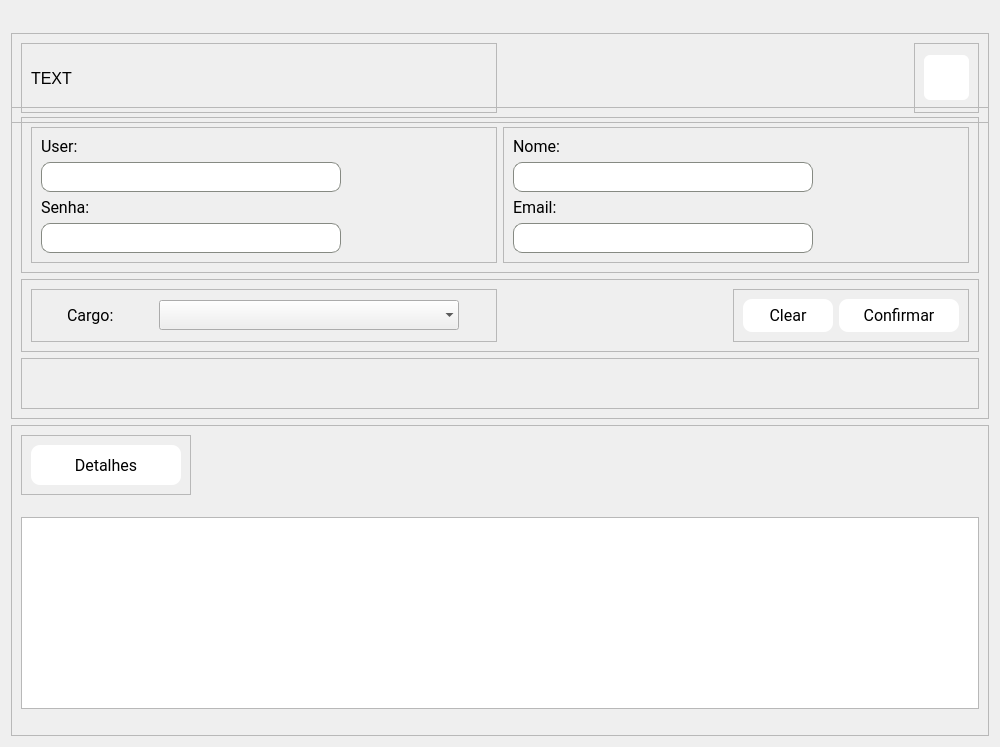
This is PATP/asset_ctrl/templates/interfaces/user_create.ui in eduardogm22/controle_patrimonio as Qt 5 draws it before an edit. The edited form follows.
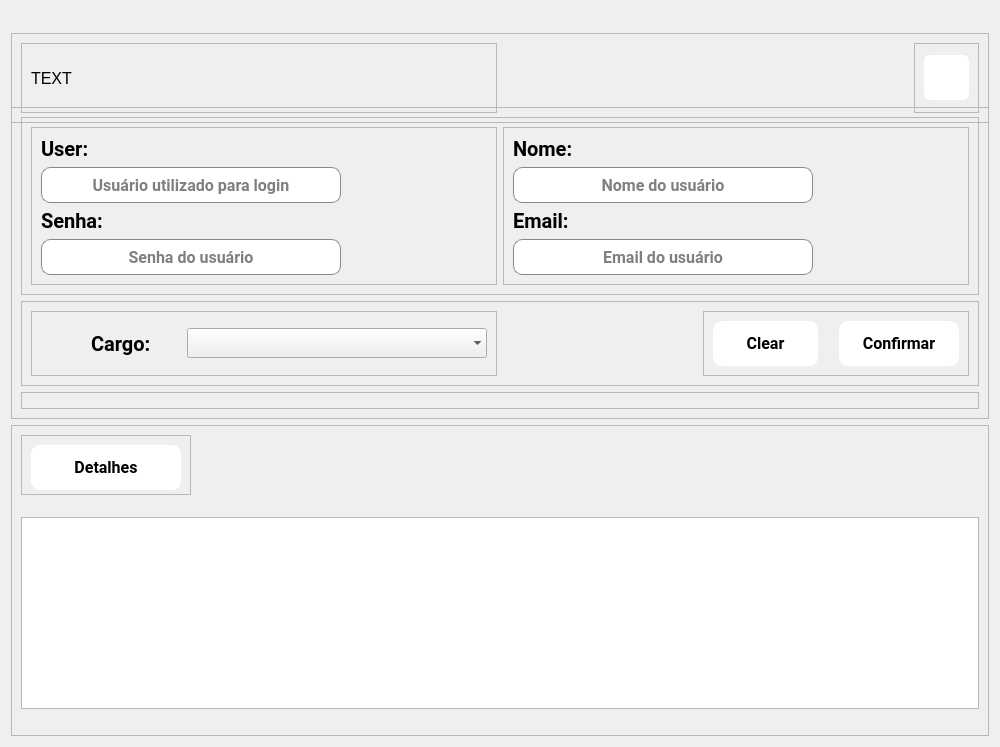
This is the edited form. Icons and pictures are not drawn.

Diff of the .ui file:
```diff
--- a/PATP/asset_ctrl/templates/interfaces/user_create.ui
+++ b/PATP/asset_ctrl/templates/interfaces/user_create.ui
@@ -165,7 +165,9 @@
               <property name="font">
                <font>
                 <family>Roboto</family>
-                <pointsize>12</pointsize>
+                <pointsize>15</pointsize>
+                <weight>75</weight>
+                <bold>true</bold>
                </font>
               </property>
               <property name="styleSheet">
@@ -181,21 +183,29 @@
               <property name="minimumSize">
                <size>
                 <width>300</width>
-                <height>30</height>
+                <height>36</height>
                </size>
               </property>
               <property name="maximumSize">
                <size>
                 <width>300</width>
-                <height>30</height>
+                <height>36</height>
                </size>
               </property>
               <property name="font">
                <font>
                 <family>Roboto</family>
-                <pointsize>15</pointsize>
+                <pointsize>12</pointsize>
+                <weight>75</weight>
+                <bold>true</bold>
                </font>
               </property>
+              <property name="alignment">
+               <set>Qt::AlignCenter</set>
+              </property>
+              <property name="placeholderText">
+               <string>Usuário utilizado para login</string>
+              </property>
              </widget>
             </item>
             <item>
@@ -203,7 +213,9 @@
               <property name="font">
                <font>
                 <family>Roboto</family>
-                <pointsize>12</pointsize>
+                <pointsize>15</pointsize>
+                <weight>75</weight>
+                <bold>true</bold>
                </font>
               </property>
               <property name="text">
@@ -216,21 +228,29 @@
               <property name="minimumSize">
                <size>
                 <width>300</width>
-                <height>30</height>
+                <height>36</height>
                </size>
               </property>
               <property name="maximumSize">
                <size>
                 <width>300</width>
-                <height>30</height>
+                <height>36</height>
                </size>
               </property>
               <property name="font">
                <font>
                 <family>Roboto</family>
-                <pointsize>15</pointsize>
+                <pointsize>12</pointsize>
+                <weight>75</weight>
+                <bold>true</bold>
                </font>
               </property>
+              <property name="alignment">
+               <set>Qt::AlignCenter</set>
+              </property>
+              <property name="placeholderText">
+               <string>Senha do usuário</string>
+              </property>
              </widget>
             </item>
            </layout>
@@ -250,7 +270,9 @@
               <property name="font">
                <font>
                 <family>Roboto</family>
-                <pointsize>12</pointsize>
+                <pointsize>15</pointsize>
+                <weight>75</weight>
+                <bold>true</bold>
                </font>
               </property>
               <property name="text">
@@ -263,21 +285,29 @@
               <property name="minimumSize">
                <size>
                 <width>300</width>
-                <height>30</height>
+                <height>36</height>
                </size>
               </property>
               <property name="maximumSize">
                <size>
                 <width>300</width>
-                <height>30</height>
+                <height>36</height>
                </size>
               </property>
               <property name="font">
                <font>
                 <family>Roboto</family>
-                <pointsize>15</pointsize>
+                <pointsize>12</pointsize>
+                <weight>75</weight>
+                <bold>true</bold>
                </font>
               </property>
+              <property name="alignment">
+               <set>Qt::AlignCenter</set>
+              </property>
+              <property name="placeholderText">
+               <string>Nome do usuário</string>
+              </property>
              </widget>
             </item>
             <item>
@@ -285,7 +315,9 @@
               <property name="font">
                <font>
                 <family>Roboto</family>
-                <pointsize>12</pointsize>
+                <pointsize>15</pointsize>
+                <weight>75</weight>
+                <bold>true</bold>
                </font>
               </property>
               <property name="text">
@@ -298,21 +330,29 @@
               <property name="minimumSize">
                <size>
                 <width>300</width>
-                <height>30</height>
+                <height>36</height>
                </size>
               </property>
               <property name="maximumSize">
                <size>
                 <width>300</width>
-                <height>30</height>
+                <height>36</height>
                </size>
               </property>
               <property name="font">
                <font>
                 <family>Roboto</family>
-                <pointsize>15</pointsize>
+                <pointsize>12</pointsize>
+                <weight>75</weight>
+                <bold>true</bold>
                </font>
               </property>
+              <property name="alignment">
+               <set>Qt::AlignCenter</set>
+              </property>
+              <property name="placeholderText">
+               <string>Email do usuário</string>
+              </property>
              </widget>
             </item>
            </layout>
@@ -358,18 +398,28 @@
             <enum>QFrame::Raised</enum>
            </property>
            <layout class="QHBoxLayout" name="horizontalLayout_6">
-            <item>
+            <item alignment="Qt::AlignRight">
              <widget class="QLabel" name="cargLabel">
+              <property name="minimumSize">
+               <size>
+                <width>90</width>
+                <height>45</height>
+               </size>
+              </property>
               <property name="maximumSize">
                <size>
-                <width>60</width>
-                <height>16777215</height>
+                <width>90</width>
+                <height>45</height>
                </size>
               </property>
               <property name="font">
                <font>
                 <family>Roboto</family>
-                <pointsize>12</pointsize>
+                <pointsize>15</pointsize>
+                <weight>75</weight>
+                <bold>true</bold>
+                <strikeout>false</strikeout>
+                <kerning>true</kerning>
                </font>
               </property>
               <property name="text">
@@ -377,7 +427,7 @@
               </property>
              </widget>
             </item>
-            <item>
+            <item alignment="Qt::AlignHCenter|Qt::AlignVCenter">
              <widget class="QComboBox" name="cargoBox">
               <property name="minimumSize">
                <size>
@@ -393,9 +443,15 @@
               </property>
               <property name="font">
                <font>
-                <pointsize>15</pointsize>
+                <family>Roboto</family>
+                <pointsize>12</pointsize>
+                <weight>75</weight>
+                <bold>true</bold>
                </font>
               </property>
+              <property name="layoutDirection">
+               <enum>Qt::LeftToRight</enum>
+              </property>
               <property name="styleSheet">
                <string notr="true"/>
               </property>
@@ -408,6 +464,12 @@
               <property name="sizeAdjustPolicy">
                <enum>QComboBox::AdjustToContentsOnFirstShow</enum>
               </property>
+              <property name="iconSize">
+               <size>
+                <width>12</width>
+                <height>12</height>
+               </size>
+              </property>
               <property name="frame">
                <bool>false</bool>
               </property>
@@ -432,25 +494,30 @@
              <widget class="QPushButton" name="btnClear">
               <property name="minimumSize">
                <size>
-                <width>90</width>
-                <height>33</height>
+                <width>120</width>
+                <height>45</height>
                </size>
               </property>
               <property name="maximumSize">
                <size>
-                <width>51</width>
-                <height>16777215</height>
+                <width>120</width>
+                <height>45</height>
                </size>
               </property>
               <property name="font">
                <font>
                 <family>Roboto</family>
                 <pointsize>12</pointsize>
+                <weight>75</weight>
+                <bold>true</bold>
                </font>
               </property>
               <property name="cursor">
                <cursorShape>PointingHandCursor</cursorShape>
               </property>
+              <property name="styleSheet">
+               <string notr="true">margin-right:15px;</string>
+              </property>
               <property name="text">
                <string>Clear</string>
               </property>
@@ -461,19 +528,21 @@
               <property name="minimumSize">
                <size>
                 <width>120</width>
-                <height>33</height>
+                <height>45</height>
                </size>
               </property>
               <property name="maximumSize">
                <size>
-                <width>51</width>
-                <height>16777215</height>
+                <width>120</width>
+                <height>45</height>
                </size>
               </property>
               <property name="font">
                <font>
                 <family>Roboto</family>
                 <pointsize>12</pointsize>
+                <weight>75</weight>
+                <bold>true</bold>
                </font>
               </property>
               <property name="text">
@@ -535,12 +604,12 @@
            <property name="minimumSize">
             <size>
              <width>150</width>
-             <height>33</height>
+             <height>45</height>
             </size>
            </property>
            <property name="maximumSize">
             <size>
-             <width>300</width>
+             <width>120</width>
              <height>45</height>
             </size>
            </property>
@@ -548,6 +617,8 @@
             <font>
              <family>Roboto</family>
              <pointsize>12</pointsize>
+             <weight>75</weight>
+             <bold>true</bold>
             </font>
            </property>
            <property name="cursor">
```
Left out of the diff: 12 changed lines with no effect on the pictures.
